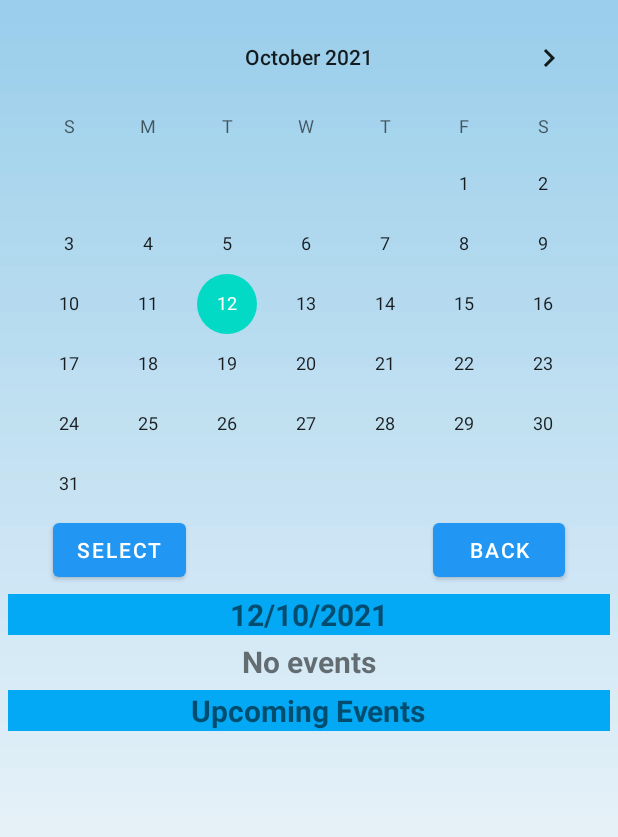
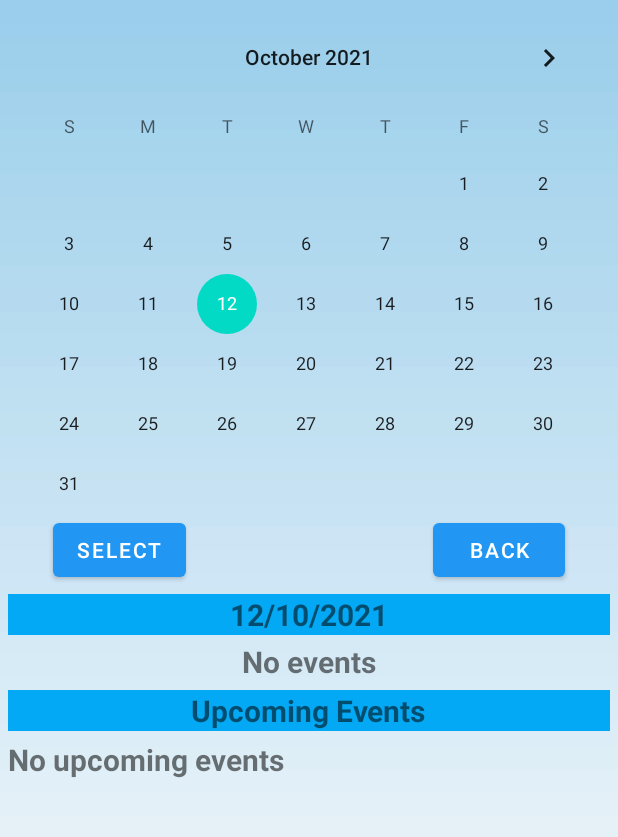
Before and after one commit to lironpaz7/GDSC_App, an Android app: the fragment CalendarFragment shown on its own in the app's theme, on a phone screen of 412 x 824 dp, the part 138-975 px from its top. Run offline under Robolectric (Android 15) with nearby library versions, the light colour scheme and no system bars; our stand-ins replace Firebase (no records; nobody signed in at launch, a user with empty details on screens opened directly).

Commit message:
Version: 1.1.0 Calendar fix - no upcoming events message

```diff
--- a/app/src/main/java/com/example/gdsc_app/CalendarFragment.kt
+++ b/app/src/main/java/com/example/gdsc_app/CalendarFragment.kt
@@ -100,6 +100,9 @@ class CalendarFragment : Fragment() {
 
             checkAndUpdateEvent(datePresentationFormat)
 
+            if (upcomingEventsTable.isEmpty()) {
+                calenderUpcomingEvents.text = "No upcoming events"
+            } else {
                 // sorts the upcoming events list
                 upcomingEventsTable.sortBy {
                     it.dateFormat
@@ -111,6 +114,7 @@ class CalendarFragment : Fragment() {
                     textTmp.append("${event.date}: ${event.title}\n")
                 }
                 calenderUpcomingEvents.text = textTmp.toString()
+            }
 
         }
 
```
Lines whose indentation alone changed are shown as unchanged.
